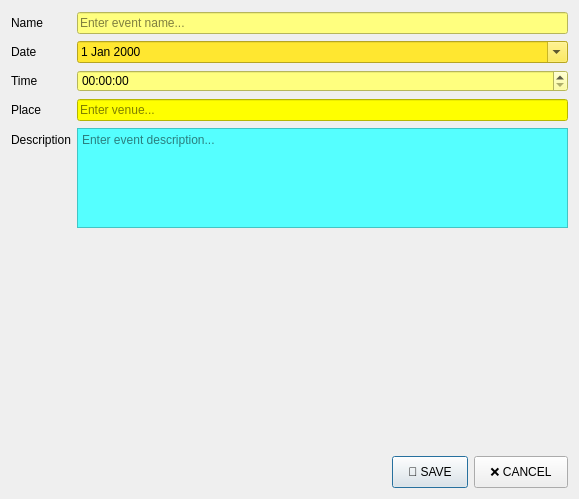
Before: the Qt Designer form ui/EventDialog.ui in khoivnk25411e/Final-Project-Programming-Techniques, drawn with Qt 5.
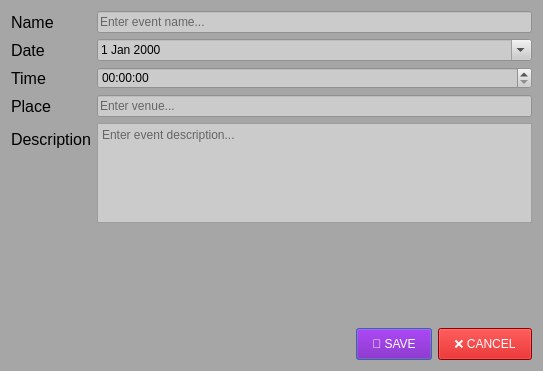
After: the same form once the commit is applied. Icons and pictures are not drawn.

```diff
--- a/ui/EventDialog.ui
+++ b/ui/EventDialog.ui
@@ -6,18 +6,33 @@
    <rect>
     <x>0</x>
     <y>0</y>
-    <width>579</width>
-    <height>499</height>
+    <width>543</width>
+    <height>371</height>
    </rect>
   </property>
   <property name="windowTitle">
    <string>Add/Edit Event</string>
   </property>
+  <property name="windowIcon">
+   <iconset>
+    <normaloff>../images/add_edit_logo.png</normaloff>../images/add_edit_logo.png</iconset>
+  </property>
+  <property name="styleSheet">
+   <string notr="true">background-color: rgb(166, 166, 166);</string>
+  </property>
   <layout class="QVBoxLayout" name="verticalLayout">
    <item>
     <layout class="QFormLayout" name="formLayout">
      <item row="0" column="0">
       <widget class="QLabel" name="label">
+       <property name="font">
+        <font>
+         <pointsize>12</pointsize>
+        </font>
+       </property>
+       <property name="styleSheet">
+        <string notr="true">color: rgb(0, 0, 0);</string>
+       </property>
        <property name="text">
         <string>Name</string>
        </property>
@@ -26,8 +41,9 @@
      <item row="0" column="1">
       <widget class="QLineEdit" name="nameInput">
        <property name="styleSheet">
-        <string notr="true">background-color: rgb(255, 255, 127);
-color: rgb(0, 0, 0);</string>
+        <string notr="true">
+color: rgb(0, 0, 0);
+background-color: rgb(203, 203, 203);</string>
        </property>
        <property name="placeholderText">
         <string>Enter event name...</string>
@@ -36,6 +52,14 @@
      </item>
      <item row="1" column="0">
       <widget class="QLabel" name="label_2">
+       <property name="font">
+        <font>
+         <pointsize>12</pointsize>
+        </font>
+       </property>
+       <property name="styleSheet">
+        <string notr="true">color: rgb(0, 0, 0);</string>
+       </property>
        <property name="text">
         <string>Date</string>
        </property>
@@ -44,8 +68,8 @@
      <item row="1" column="1">
       <widget class="QDateEdit" name="dateInput">
        <property name="styleSheet">
-        <string notr="true">background-color: rgb(255, 231, 48);
-color: rgb(0, 0, 0);</string>
+        <string notr="true">color: rgb(0, 0, 0);
+background-color: rgb(203, 203, 203);</string>
        </property>
        <property name="calendarPopup">
         <bool>true</bool>
@@ -54,6 +78,14 @@
      </item>
      <item row="2" column="0">
       <widget class="QLabel" name="label_3">
+       <property name="font">
+        <font>
+         <pointsize>12</pointsize>
+        </font>
+       </property>
+       <property name="styleSheet">
+        <string notr="true">color: rgb(0, 0, 0);</string>
+       </property>
        <property name="text">
         <string>Time</string>
        </property>
@@ -62,13 +94,21 @@
      <item row="2" column="1">
       <widget class="QTimeEdit" name="timeInput">
        <property name="styleSheet">
-        <string notr="true">background-color: rgb(255, 255, 127);
-color: rgb(0, 0, 0);</string>
+        <string notr="true">color: rgb(0, 0, 0);
+background-color: rgb(203, 203, 203);</string>
        </property>
       </widget>
      </item>
      <item row="3" column="0">
       <widget class="QLabel" name="label_4">
+       <property name="font">
+        <font>
+         <pointsize>12</pointsize>
+        </font>
+       </property>
+       <property name="styleSheet">
+        <string notr="true">color: rgb(0, 0, 0);</string>
+       </property>
        <property name="text">
         <string>Place</string>
        </property>
@@ -77,9 +117,8 @@
      <item row="3" column="1">
       <widget class="QLineEdit" name="locationInput">
        <property name="styleSheet">
-        <string notr="true">alternate-background-color: rgb(85, 255, 0);
-background-color: rgb(255, 255, 0);
-color: rgb(0, 0, 0);</string>
+        <string notr="true">color: rgb(0, 0, 0);
+background-color: rgb(203, 203, 203);</string>
        </property>
        <property name="placeholderText">
         <string>Enter venue...</string>
@@ -88,6 +127,14 @@
      </item>
      <item row="4" column="0">
       <widget class="QLabel" name="label_5">
+       <property name="font">
+        <font>
+         <pointsize>12</pointsize>
+        </font>
+       </property>
+       <property name="styleSheet">
+        <string notr="true">color: rgb(0, 0, 0);</string>
+       </property>
        <property name="text">
         <string>Description</string>
        </property>
@@ -102,8 +149,8 @@
         </size>
        </property>
        <property name="styleSheet">
-        <string notr="true">background-color: rgb(85, 255, 255);
-color: rgb(0, 0, 0);</string>
+        <string notr="true">color: rgb(0, 0, 0);
+background-color: rgb(203, 203, 203);</string>
        </property>
        <property name="placeholderText">
         <string>Enter event description...</string>
@@ -143,7 +190,9 @@
      <item>
       <widget class="QPushButton" name="btnSave">
        <property name="styleSheet">
-        <string notr="true">padding: 8px 15px;</string>
+        <string notr="true">padding: 8px 15px;
+background-color: rgb(119, 0, 179);
+color: rgb(255, 255, 255);</string>
        </property>
        <property name="text">
         <string>💾 SAVE</string>
@@ -153,7 +202,9 @@
      <item>
       <widget class="QPushButton" name="btnCancel">
        <property name="styleSheet">
-        <string notr="true">padding: 8px 15px;</string>
+        <string notr="true">padding: 8px 15px;
+background-color: rgb(203, 0, 0);
+color: rgb(255, 255, 255);</string>
        </property>
        <property name="text">
         <string>❌ CANCEL</string>
```
